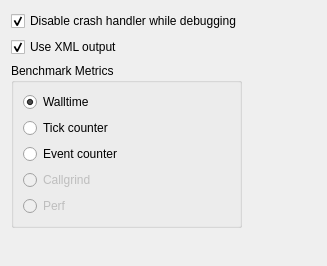
The window that src/plugins/autotest/qtest/qttestsettingspage.ui (qt-creator/qt-creator) describes before a commit, drawn with Qt 5.
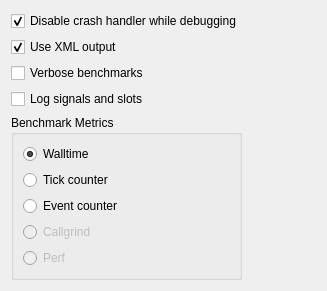
The same window after the commit.

What changed in the file:
```diff
--- a/src/plugins/autotest/qtest/qttestsettingspage.ui
+++ b/src/plugins/autotest/qtest/qttestsettingspage.ui
@@ -46,6 +46,23 @@
          </property>
         </widget>
        </item>
+       <item>
+        <widget class="QCheckBox" name="verboseBenchmarksCB">
+         <property name="text">
+          <string>Verbose benchmarks</string>
+         </property>
+        </widget>
+       </item>
+       <item>
+        <widget class="QCheckBox" name="logSignalsAndSlotsCB">
+         <property name="toolTip">
+          <string>Log every signal emission and resulting slot invocations.</string>
+         </property>
+         <property name="text">
+          <string>Log signals and slots</string>
+         </property>
+        </widget>
+       </item>
        <item>
         <widget class="QGroupBox" name="groupBox">
          <property name="title">
```
